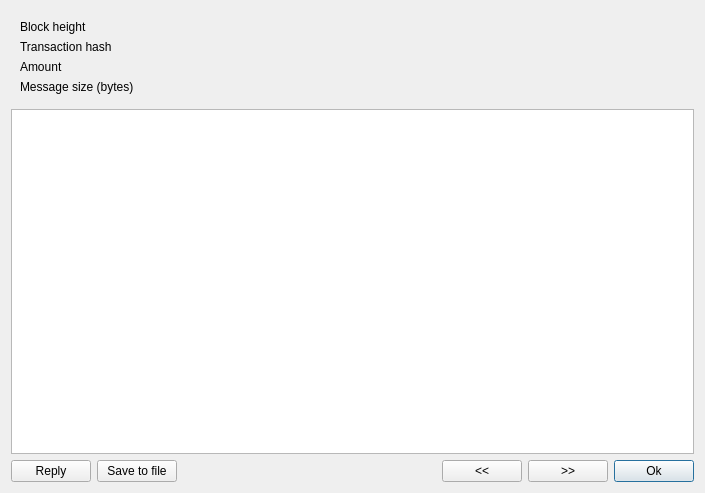
The window that src/gui/ui/messagedetailsdialog.ui (ConcealNetwork/conceal-desktop) describes before a commit, drawn with Qt 5.
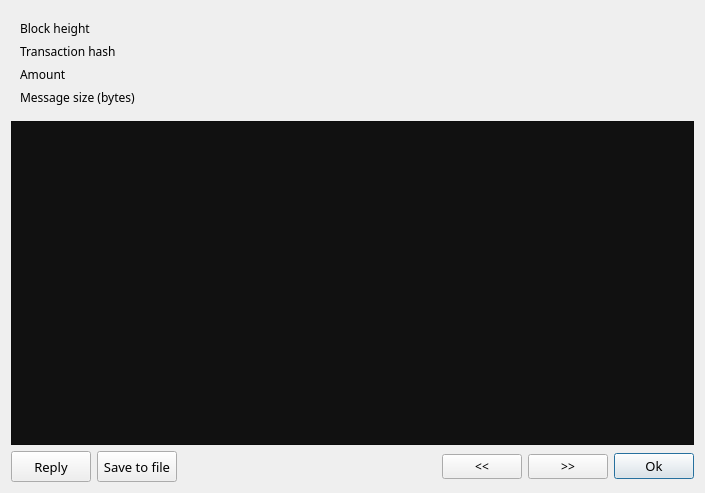
The same window after the commit.

```diff
--- a/src/gui/ui/messagedetailsdialog.ui
+++ b/src/gui/ui/messagedetailsdialog.ui
@@ -28,6 +28,12 @@
       </property>
       <item row="0" column="0">
        <widget class="QLabel" name="label">
+        <property name="font">
+         <font>
+          <family>Poppins</family>
+          <pointsize>9</pointsize>
+         </font>
+        </property>
         <property name="text">
          <string>Block height</string>
         </property>
@@ -35,6 +41,12 @@
       </item>
       <item row="0" column="1">
        <widget class="QLabel" name="m_heightLabel">
+        <property name="font">
+         <font>
+          <family>Poppins</family>
+          <pointsize>9</pointsize>
+         </font>
+        </property>
         <property name="text">
          <string/>
         </property>
@@ -42,6 +54,12 @@
       </item>
       <item row="2" column="0">
        <widget class="QLabel" name="label_5">
+        <property name="font">
+         <font>
+          <family>Poppins</family>
+          <pointsize>9</pointsize>
+         </font>
+        </property>
         <property name="text">
          <string>Amount</string>
         </property>
@@ -49,6 +67,12 @@
       </item>
       <item row="1" column="1">
        <widget class="QLabel" name="m_hashLabel">
+        <property name="font">
+         <font>
+          <family>Poppins</family>
+          <pointsize>9</pointsize>
+         </font>
+        </property>
         <property name="text">
          <string/>
         </property>
@@ -56,6 +80,12 @@
       </item>
       <item row="2" column="1">
        <widget class="QLabel" name="m_amountLabel">
+        <property name="font">
+         <font>
+          <family>Poppins</family>
+          <pointsize>9</pointsize>
+         </font>
+        </property>
         <property name="text">
          <string/>
         </property>
@@ -63,6 +93,12 @@
       </item>
       <item row="1" column="0">
        <widget class="QLabel" name="label_3">
+        <property name="font">
+         <font>
+          <family>Poppins</family>
+          <pointsize>9</pointsize>
+         </font>
+        </property>
         <property name="text">
          <string>Transaction hash</string>
         </property>
@@ -70,6 +106,12 @@
       </item>
       <item row="3" column="0">
        <widget class="QLabel" name="label_7">
+        <property name="font">
+         <font>
+          <family>Poppins</family>
+          <pointsize>9</pointsize>
+         </font>
+        </property>
         <property name="text">
          <string>Message size (bytes)</string>
         </property>
@@ -77,6 +119,12 @@
       </item>
       <item row="3" column="1">
        <widget class="QLabel" name="m_sizeLabel">
+        <property name="font">
+         <font>
+          <family>Poppins</family>
+          <pointsize>9</pointsize>
+         </font>
+        </property>
         <property name="text">
          <string/>
         </property>
@@ -87,6 +135,9 @@
    </item>
    <item>
     <widget class="QTextEdit" name="m_messageTextEdit">
+     <property name="styleSheet">
+      <string notr="true">background: #111;</string>
+     </property>
      <property name="readOnly">
       <bool>true</bool>
      </property>
@@ -96,6 +147,18 @@
     <layout class="QHBoxLayout" name="horizontalLayout">
      <item>
       <widget class="QPushButton" name="m_replyButton">
+       <property name="minimumSize">
+        <size>
+         <width>0</width>
+         <height>31</height>
+        </size>
+       </property>
+       <property name="font">
+        <font>
+         <family>Poppins</family>
+         <pointsize>10</pointsize>
+        </font>
+       </property>
        <property name="text">
         <string>Reply</string>
        </property>
@@ -106,6 +169,18 @@
      </item>
      <item>
       <widget class="QPushButton" name="m_saveButton">
+       <property name="minimumSize">
+        <size>
+         <width>0</width>
+         <height>31</height>
+        </size>
+       </property>
+       <property name="font">
+        <font>
+         <family>Poppins</family>
+         <pointsize>10</pointsize>
+        </font>
+       </property>
        <property name="text">
         <string>Save to file</string>
        </property>
@@ -126,6 +201,11 @@
      </item>
      <item>
       <widget class="QPushButton" name="m_prevButton">
+       <property name="font">
+        <font>
+         <family>Poppins</family>
+        </font>
+       </property>
        <property name="text">
         <string>&lt;&lt;</string>
        </property>
@@ -133,6 +213,11 @@
      </item>
      <item>
       <widget class="QPushButton" name="m_nextButton">
+       <property name="font">
+        <font>
+         <family>Poppins</family>
+        </font>
+       </property>
        <property name="text">
         <string>&gt;&gt;</string>
        </property>
@@ -140,6 +225,12 @@
      </item>
      <item>
       <widget class="QPushButton" name="m_okButton">
+       <property name="font">
+        <font>
+         <family>Poppins</family>
+         <pointsize>10</pointsize>
+        </font>
+       </property>
        <property name="text">
         <string>Ok</string>
        </property>
```
